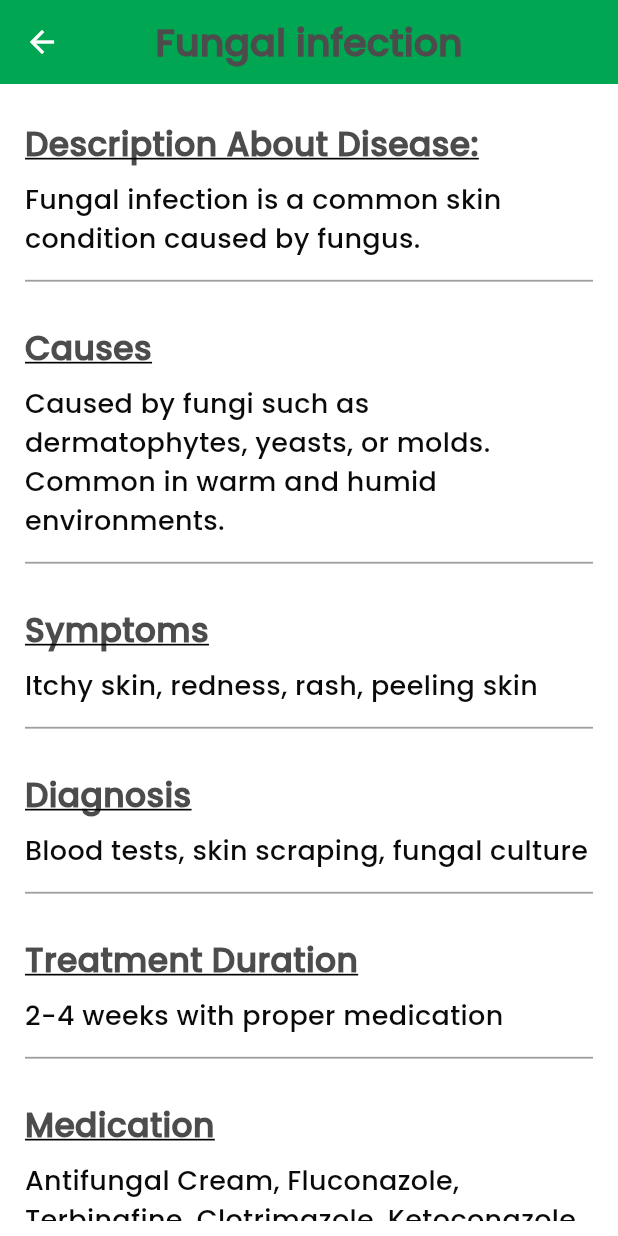
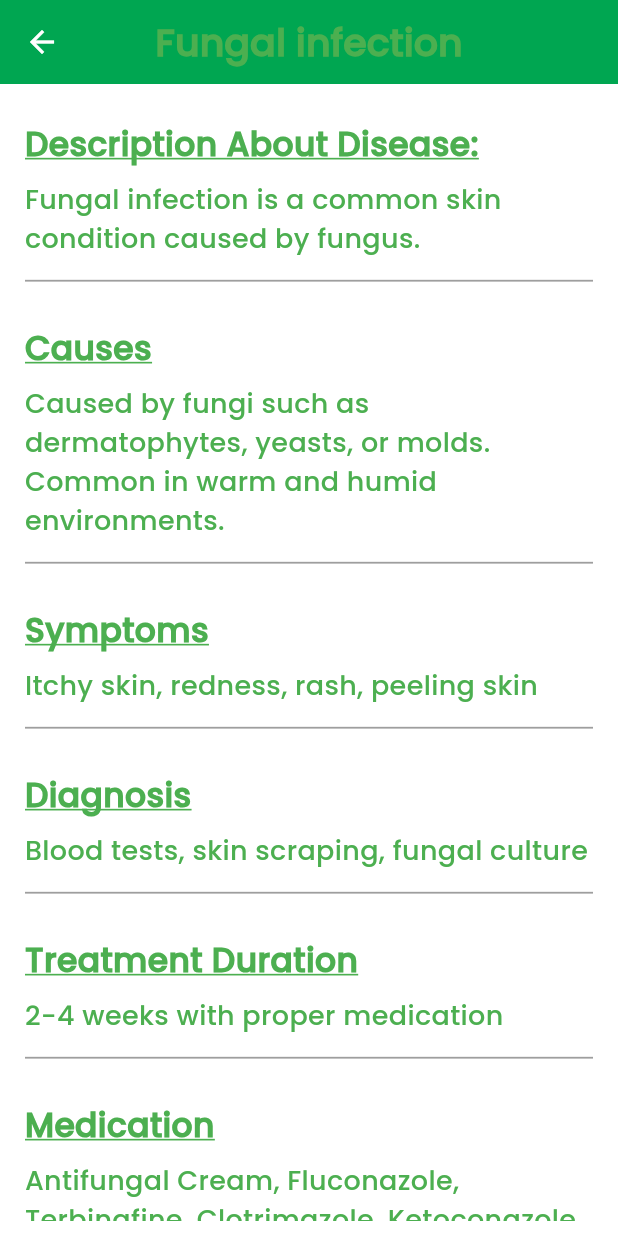
Before and after one commit to AbdelrahmanAddel/ihealth-main, a Flutter app: the DictionaryContent screen opened directly with empty values, on a phone screen of 412 x 824 dp. Run offline on Flutter 3.47's test engine with Material 3 defaults, Android fonts, the phone set to English and light mode, and no system bars; our stand-ins replace bloc, cloud_firestore, dartz, firebase_auth, firebase_core, flutter_bloc and 10 more; missing offline and left inert: cloud_firestore_platform_interface; accounts and stored records are empty.

Commit message:
Update gradle-wrapper.properties to use Gradle 8.9 and modify dictionary content styles for better theming

```diff
--- a/lib/feature/dictionary/presentation/view/dictionary_content.dart
+++ b/lib/feature/dictionary/presentation/view/dictionary_content.dart
@@ -12,6 +12,8 @@ import '../../../../../language_provider.dart';
 class DictionaryContent extends StatelessWidget {
   const DictionaryContent({super.key, required this.index});
   final int index;
+
+
 
   @override
   Widget build(BuildContext context) {
@@ -29,7 +31,7 @@ class DictionaryContent extends StatelessWidget {
         //diseaseInfo[index].disease
 
           ,
-          style: AppTextStyle.poppins60030.copyWith(fontSize: 25.sp),
+          style: AppTextStyle.poppins60030.copyWith(fontSize: 25.sp,color: Theme.of(context).colorScheme.primary),
         ),
       ),
       body: SafeArea(
@@ -40,49 +42,63 @@ class DictionaryContent extends StatelessWidget {
             children: [
               sectionTitle(
                 //AppStrings.description
-                AppLocalizations.of(context).translate("description"),),
-              sectionContent( Provider.of<LanguageProvider>(context).isEnglish?diseaseInfo[index].description:diseaseInfoa[index].description),
+                AppLocalizations.of(context).translate("description"),Theme.of(context).colorScheme.primary),
+              sectionContent( Provider.of<LanguageProvider>(context).isEnglish?diseaseInfo[index].description:diseaseInfoa[index].description, Theme.of(context).colorScheme.primary),
               divider(),
-              sectionTitle(AppLocalizations.of(context).translate("causes")),
-              sectionContent(Provider.of<LanguageProvider>(context).isEnglish?diseaseInfo[index].causes:diseaseInfoa[index].causes),
+              sectionTitle(AppLocalizations.of(context).translate("causes")
+              ,Theme.of(context).colorScheme.primary),
+              sectionContent(Provider.of<LanguageProvider>(context).isEnglish?diseaseInfo[index].causes:diseaseInfoa[index].causes, Theme.of(context).colorScheme.primary),
               divider(),
-              sectionTitle(AppLocalizations.of(context).translate("symptoms")),
-              sectionContent(Provider.of<LanguageProvider>(context).isEnglish?diseaseInfo[index].symptoms:diseaseInfoa[index].symptoms),
+              sectionTitle(AppLocalizations.of(context).translate("symptoms")
+              ,Theme.of(context).colorScheme.primary),
+              sectionContent(Provider.of<LanguageProvider>(context).isEnglish?diseaseInfo[index].symptoms:diseaseInfoa[index].symptoms, Theme.of(context).colorScheme.primary),
               divider(),
-              sectionTitle(AppLocalizations.of(context).translate("diagnosis")),
-              sectionContent(Provider.of<LanguageProvider>(context).isEnglish?diseaseInfo[index].diagnosis:diseaseInfoa[index].diagnosis),
+              sectionTitle(AppLocalizations.of(context).translate("diagnosis")
+              ,Theme.of(context).colorScheme.primary),
+              sectionContent(Provider.of<LanguageProvider>(context).isEnglish?diseaseInfo[index].diagnosis:diseaseInfoa[index].diagnosis, Theme.of(context).colorScheme.primary),
               divider(),
-              sectionTitle(AppLocalizations.of(context).translate("treatmentDuration")),
-              sectionContent(Provider.of<LanguageProvider>(context).isEnglish?diseaseInfo[index].treatmentDuration:diseaseInfoa[index].treatmentDuration),
+              sectionTitle(AppLocalizations.of(context).translate("treatmentDuration")
+              ,Theme.of(context).colorScheme.primary),
+              sectionContent(Provider.of<LanguageProvider>(context).isEnglish?diseaseInfo[index].treatmentDuration:diseaseInfoa[index].treatmentDuration, Theme.of(context).colorScheme.primary),
               divider(),
-              sectionTitle(AppLocalizations.of(context).translate("medication")),
-              sectionContent(Provider.of<LanguageProvider>(context).isEnglish?diseaseInfo[index].medication:diseaseInfoa[index].medication),
+              sectionTitle(AppLocalizations.of(context).translate("medication")
+              ,Theme.of(context).colorScheme.primary),
+              sectionContent(Provider.of<LanguageProvider>(context).isEnglish?diseaseInfo[index].medication:diseaseInfoa[index].medication, Theme.of(context).colorScheme.primary),
               divider(),
-              sectionTitle(AppLocalizations.of(context).translate("alternativeTreatments")),
-              sectionContent(Provider.of<LanguageProvider>(context).isEnglish?diseaseInfo[index].alternativeTreatments:diseaseInfoa[index].alternativeTreatments),
+              sectionTitle(AppLocalizations.of(context).translate("alternativeTreatments")
+              ,Theme.of(context).colorScheme.primary),
+              sectionContent(Provider.of<LanguageProvider>(context).isEnglish?diseaseInfo[index].alternativeTreatments:diseaseInfoa[index].alternativeTreatments, Theme.of(context).colorScheme.primary),
               divider(),
-              sectionTitle(AppLocalizations.of(context).translate("diet")),
-              sectionContent(Provider.of<LanguageProvider>(context).isEnglish?diseaseInfo[index].diet:diseaseInfoa[index].diet),
+              sectionTitle(AppLocalizations.of(context).translate("diet")
+              ,Theme.of(context).colorScheme.primary),
+              sectionContent(Provider.of<LanguageProvider>(context).isEnglish?diseaseInfo[index].diet:diseaseInfoa[index].diet, Theme.of(context).colorScheme.primary),
               divider(),
-              sectionTitle(AppLocalizations.of(context).translate("homeRemedies")),
-              sectionContent(Provider.of<LanguageProvider>(context).isEnglish?diseaseInfo[index].homeRemedies:diseaseInfoa[index].homeRemedies),
+              sectionTitle(AppLocalizations.of(context).translate("homeRemedies")
+              ,Theme.of(context).colorScheme.primary),
+              sectionContent(Provider.of<LanguageProvider>(context).isEnglish?diseaseInfo[index].homeRemedies:diseaseInfoa[index].homeRemedies, Theme.of(context).colorScheme.primary),
               divider(),
-              sectionTitle(AppLocalizations.of(context).translate("advice")),
-              sectionContent(Provider.of<LanguageProvider>(context).isEnglish?diseaseInfo[index].advice:diseaseInfoa[index].advice),
+              sectionTitle(AppLocalizations.of(context).translate("advice")
+              ,Theme.of(context).colorScheme.primary),
+              sectionContent(Provider.of<LanguageProvider>(context).isEnglish?diseaseInfo[index].advice:diseaseInfoa[index].advice, Theme.of(context).colorScheme.primary),
               divider(),
-              sectionTitle(AppLocalizations.of(context).translate("atRiskGroups")),
-              sectionContent(Provider.of<LanguageProvider>(context).isEnglish?diseaseInfo[index].atRiskGroups:diseaseInfoa[index].atRiskGroups),
+              sectionTitle(AppLocalizations.of(context).translate("atRiskGroups")
+              ,Theme.of(context).colorScheme.primary),
+              sectionContent(Provider.of<LanguageProvider>(context).isEnglish?diseaseInfo[index].atRiskGroups:diseaseInfoa[index].atRiskGroups, Theme.of(context).colorScheme.primary),
               divider(),
-              sectionTitle(AppLocalizations.of(context).translate("complications")),
-              sectionContent(Provider.of<LanguageProvider>(context).isEnglish?diseaseInfo[index].complications:diseaseInfoa[index].complications),
+              sectionTitle(AppLocalizations.of(context).translate("complications")
+              ,Theme.of(context).colorScheme.primary),
+              sectionContent(Provider.of<LanguageProvider>(context).isEnglish?diseaseInfo[index].complications:diseaseInfoa[index].complications, Theme.of(context).colorScheme.primary),
               divider(),
-              sectionTitle(AppLocalizations.of(context).translate("prevention")),
-              sectionContent(Provider.of<LanguageProvider>(context).isEnglish?diseaseInfo[index].prevention:diseaseInfoa[index].prevention),
+              sectionTitle(AppLocalizations.of(context).translate("prevention")
+              ,Theme.of(context).colorScheme.primary),
+              sectionContent(Provider.of<LanguageProvider>(context).isEnglish?diseaseInfo[index].prevention:diseaseInfoa[index].prevention, Theme.of(context).colorScheme.primary),
               divider(),
-              sectionTitle(AppLocalizations.of(context).translate("references")),
-              sectionContent( Provider.of<LanguageProvider>(context).isEnglish?diseaseInfo[index].references:diseaseInfoa[index].references),
+              sectionTitle(AppLocalizations.of(context).translate("references")
+              ,Theme.of(context).colorScheme.primary),
+              sectionContent( Provider.of<LanguageProvider>(context).isEnglish?diseaseInfo[index].references:diseaseInfoa[index].references, Theme.of(context).colorScheme.primary),
               divider(),
-              sectionTitle(AppStrings.diseaseImage),
+              sectionTitle(AppStrings.diseaseImage
+              ,Theme.of(context).colorScheme.primary),
               SizedBox(height: 10.h),
               Center(
                 child: Container(
@@ -114,16 +130,20 @@ class DictionaryContent extends StatelessWidget {
     );
   }
 
-  Widget sectionTitle(String title) {
+  Widget sectionTitle(String title,Color color) {
     return Padding(
-      padding: const EdgeInsets.only(top: 15, bottom: 8),
+      padding:  EdgeInsets.only(top: 15, bottom: 8),
       child: Row(
         children: [
           Text(
             title,
             style: AppTextStyle.poppins60030.copyWith(
               fontSize: 22,
-              decoration: TextDecoration.underline, // خط تحت العنوان
+              decoration: TextDecoration.underline,
+              color: color,
+
+
+              decorationColor: color, // خط تحت العنوان
             ),
           ),
         ],
@@ -131,10 +151,10 @@ class DictionaryContent extends StatelessWidget {
     );
   }
 
-  Widget sectionContent(String content) {
+  Widget sectionContent(String content, Color color) {
     return SelectableText(
       content,
-      style: AppTextStyle.poppins50020.copyWith(fontSize: 18),
+      style: AppTextStyle.poppins50020.copyWith(fontSize: 18,color: color),
     );
   }
 
--- a/lib/feature/dictionary/presentation/view/widgets/dictionary_list_content.dart
+++ b/lib/feature/dictionary/presentation/view/widgets/dictionary_list_content.dart
@@ -48,9 +48,9 @@ Widget dictionaryListContent({required int index, required BuildContext context}
               Provider.of<LanguageProvider>(context).isEnglish?diseaseInfo[index].disease:diseaseInfoa[index].disease,
               overflow: TextOverflow.ellipsis,
               maxLines: 1,
-              style: AppTextStyle.poppins40014.copyWith(color: Colors.black),
+              style: AppTextStyle.poppins40014.copyWith(color:Colors.black), ),
             ),
-          ),
+
         ],
       ),
     ),
--- a/lib/main.dart
+++ b/lib/main.dart
@@ -69,7 +69,7 @@ class MyApp extends StatelessWidget {
                 GlobalCupertinoLocalizations.delegate,
               ],
               // تأكد من استخدام نفس اسم الكلاس كما هو معرف في ملف splach_view.dart
-                            home: SplashView(),
+                            home: SignInView(),
             );
           },
         );
```
Also changed, not shown: 5 other files.
